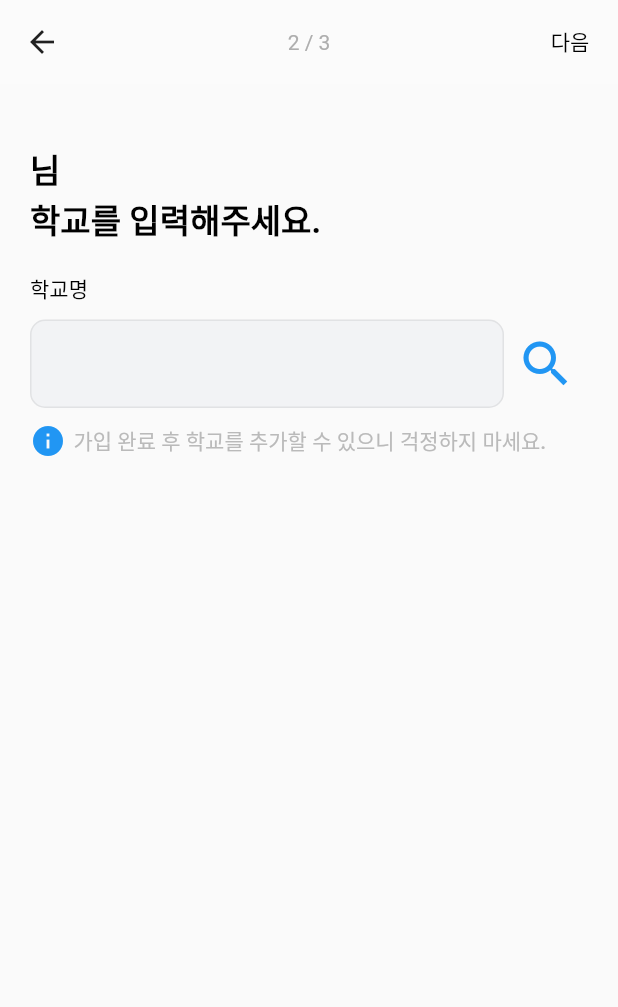
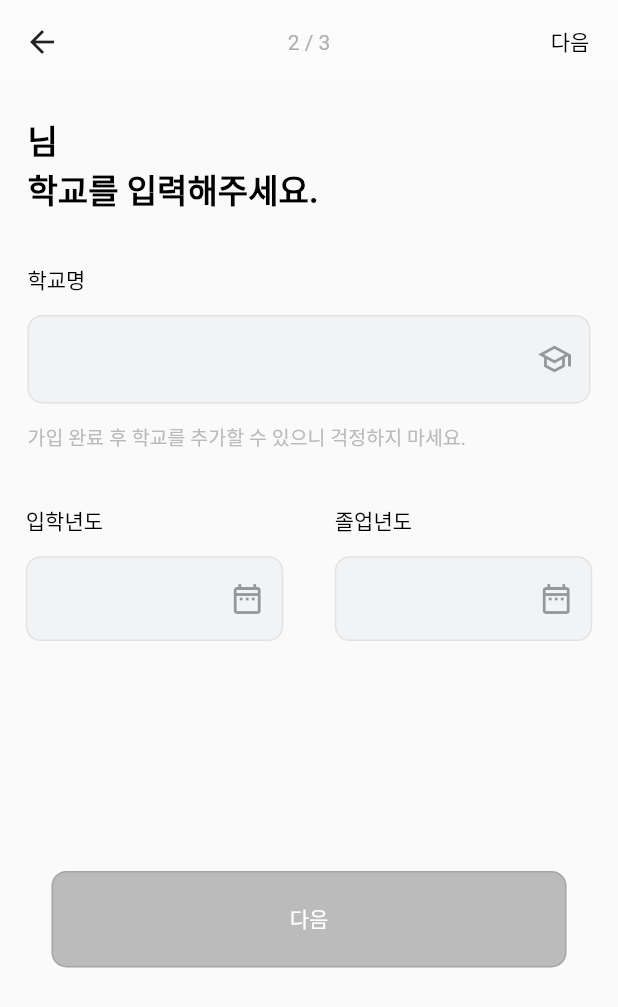
Before and after one commit to BSide-FirstLove/BSide-AfterSchool_FE, a Flutter app: the AddNameScreen screen opened directly with empty values, after a tap on "다음", on a phone screen of 412 x 824 dp. Shown: the top 1007 px of the screen. Run offline on Flutter 3.47's test engine with Material 2 defaults, Android fonts, the phone set to English and light mode, and no system bars; our stand-ins replace flutter_dotenv, shared_preferences; missing offline and left inert: flutter_google_places, google_maps_webservice, kakao_flutter_sdk_user; accounts and stored records are empty; Roboto replaces fonts that are missing (Pretendard).

Commit message:
feat: 이름/학교명,졸업년도 위젯 그리기 완료

```diff
--- a/lib/resources/MyColor.dart
+++ b/lib/resources/MyColor.dart
@@ -3,4 +3,5 @@ import 'package:flutter/material.dart';
 class MyColor {
   static const Color background = Colors.white10;
   static const Color icon = Color(0xFF99A2AD);
+  static const Color buttonGrey = Color(0xFFBBBBBB);
 }
--- a/lib/resources/MyTextStyle.dart
+++ b/lib/resources/MyTextStyle.dart
@@ -12,7 +12,7 @@ class MyTextStyle {
   static const TextStyle bodyTextMedium2 =
     TextStyle(fontWeight: FontWeight.w600, fontSize: 22, color: Color(0xFFFFB038));
   static const TextStyle bodyTextLabel1 =
-    TextStyle(fontSize: 14, color: Color(0xFF000000), fontWeight: FontWeight.w400);
+    TextStyle(fontSize: 14, color: Colors.black, fontWeight: FontWeight.w400);
   static const TextStyle bodyTextAlert =
     TextStyle(fontWeight: FontWeight.w400, color: Color(0xFFBABABA), fontSize: 13);
 }
--- a/lib/resources/Strings.dart
+++ b/lib/resources/Strings.dart
@@ -19,6 +19,9 @@ class Strings {
   static const String addSchoolText2 = "학교를 입력해주세요.";
   static const String addSchoolText3 = "가입 완료 후 학교를 추가할 수 있으니 걱정하지 마세요.";
   static const String addSchoolName = "학교명";
+  static const String addSchoolStartYear = "입학년도";
+  static const String addSchoolEndYear = "졸업년도";
+
   //  Add Info Screen
   static const String addSchoolPage = "3 / 3";
   static const String addInfoText1 = "가입이 완료되었어요!";
--- a/lib/screen/add_name_screen.dart
+++ b/lib/screen/add_name_screen.dart
@@ -1,6 +1,7 @@
 import 'package:after_school/resources/MyColor.dart';
 import 'package:after_school/resources/MyTextStyle.dart';
 import 'package:after_school/resources/Strings.dart';
+import 'package:after_school/util/MyScreenUtil.dart';
 import 'package:flutter/material.dart';
 
 import '../util/MyWidget.dart';
@@ -37,7 +38,7 @@ class AddNameScreen extends StatelessWidget {
         crossAxisAlignment: CrossAxisAlignment.start,
         children: [
           Container(
-              padding: const EdgeInsets.all(Strings.bodyPadding),
+              padding: EdgeInsets.only(left: 16.w, top: 16.h, bottom: 16.h),
               child: Column(
                 crossAxisAlignment: CrossAxisAlignment.start,
                 children: [
@@ -60,12 +61,12 @@ class AddNameScreen extends StatelessWidget {
                 ],
               )),
           Container(
-              padding: EdgeInsets.only(left: Strings.bodyPadding),
+              padding: EdgeInsets.only(left: 16.w),
               child: Column(
                 crossAxisAlignment: CrossAxisAlignment.start,
                 children: [
-                  const Padding(
-                    padding: EdgeInsets.only(top: 10, bottom: 10),
+                  Padding(
+                    padding: EdgeInsets.only(top: 10.h, bottom: 10.h),
                     child: Text(Strings.addNameLabel2),
                   ),
                   Row(
@@ -74,6 +75,9 @@ class AddNameScreen extends StatelessWidget {
                         child: TextField(
                           controller: nameInputController,
                           maxLines: 1,
+                          decoration: InputDecoration(
+                              suffixIcon: Icon(Icons.cancel_outlined)
+                          ),
                         ),
                       ),
                       IconButton(
@@ -85,16 +89,16 @@ class AddNameScreen extends StatelessWidget {
                       )
                     ],
                   ),
-                  const Padding(
-                    padding: EdgeInsets.only(top: 10),
+                  Padding(
+                    padding: EdgeInsets.only(top: 10.h),
                     child: Text(Strings.addNameText3, style: MyTextStyle.bodyTextAlert)
                   )
                 ],
               )),
           Container(
-            padding: const EdgeInsets.only(top: 218),
+            padding: EdgeInsets.only(top: 218.h),
             child: Center(
-              child: myButton(context, 300, 50, Color(0xFFBBBBBB), "다음", _clickNext),
+              child: myButton(300.w, 50.h, MyColor.buttonGrey, "다음", _clickNext),
             ),
             //   OutlinedButton(
             //     style: OutlinedButton.styleFrom(
--- a/lib/screen/add_school_screen.dart
+++ b/lib/screen/add_school_screen.dart
@@ -1,10 +1,13 @@
+import 'package:after_school/resources/MyColor.dart';
 import 'package:after_school/resources/MyTextStyle.dart';
 import 'package:after_school/resources/Strings.dart';
 import 'package:after_school/screen/add_info_screen.dart';
+import 'package:after_school/util/MyWidget.dart';
 import 'package:flutter/material.dart';
 import 'package:flutter_dotenv/flutter_dotenv.dart';
 import 'package:flutter_google_places/flutter_google_places.dart';
 import 'package:google_maps_webservice/places.dart';
+import 'package:after_school/util/MyScreenUtil.dart';
 
 class AddSchoolScreen extends StatefulWidget {
   const AddSchoolScreen({Key? key, required this.nickname}) : super(key: key);
@@ -53,19 +56,55 @@ class _AddSchoolScreenState extends State<AddSchoolScreen> {
       Navigator.push(context, MaterialPageRoute(builder: (_) => const AddInfoScreen()));
     }
 
+    _show(BuildContext context) {
+      showDialog(
+          context: context,
+          builder: (context) {
+            return AlertDialog(
+              // RoundedRectangleBorder - Dialog 화면 모서리 둥글게 조절
+              shape: RoundedRectangleBorder(
+                  borderRadius: BorderRadius.circular(10.0)),
+              //Dialog Main Title
+              title: Column(
+                children: <Widget>[
+                  Text("asdf"),
+                ],
+              ),
+              //
+              content: Column(
+                mainAxisSize: MainAxisSize.min,
+                crossAxisAlignment: CrossAxisAlignment.start,
+                children: <Widget>[
+                  Text("Asdf"),
+                ],
+              ),
+              actions: <Widget>[
+                new FlatButton(
+                  child: new Text("확인"),
+                  onPressed: () {
+                    Navigator.pop(context);
+                  },
+                ),
+              ],
+            );
+          }
+      );
+
+    }
+
     return Scaffold(
+      resizeToAvoidBottomInset: false,
       appBar: AppBar(
         title: const Text(Strings.addNamePage),
         actions: [
           TextButton(onPressed: _clickNext, child: Text("다음", style: TextStyle(color: Colors.black)))
         ],
       ),
-      body: SingleChildScrollView(
-        child: Column(
+      body: Column(
         crossAxisAlignment: CrossAxisAlignment.start,
         children: [
           Container(
-                padding: EdgeInsets.fromLTRB(20, 40, 20, 20),
+              padding: EdgeInsets.only(left: 16.w, top: 16.h, bottom: 16.h),
               child: Column(
                 crossAxisAlignment: CrossAxisAlignment.start,
                 children: [
@@ -89,61 +128,87 @@ class _AddSchoolScreenState extends State<AddSchoolScreen> {
               )
           ),
           Container(
-                padding: EdgeInsets.only(left: 20, right: 20),
+              padding: EdgeInsets.only(left: 16.w, right: 16.w),
               child: Column(
                 crossAxisAlignment: CrossAxisAlignment.start,
                 children: [
-                    Text(Strings.addSchoolName, style: MyTextStyle.bodyTextLabel1),
-                    const SizedBox(height: 10),
-                    Row(
-                      children: [
-                        Flexible(
+                  Padding(
+                    padding: EdgeInsets.only(top: 10.h, bottom: 10.h),
+                    child: Text(Strings.addSchoolName, style: MyTextStyle.bodyTextLabel1),
+                  ),
+                  InkWell(
+                    onTap: _autoSearch,
                     child: TextField(
                       controller: nameInputController,
                       maxLines: 1,
-                            // decoration: InputDecoration(
-                            //     hintText: Strings.addSchoolHint1),
+                      enabled: false,
+                      decoration: InputDecoration(
+                        // hintText: Strings.addSchoolHint1
+                          suffixIcon: Icon(Icons.school_outlined)
                       ),
                     ),
-                        IconButton(
-                          iconSize: 40,
-                          onPressed: () => _autoSearch(),
-                          icon: Icon(Icons.search, color: Colors.blue),
+                  ),
+                  Padding(
+                      padding: EdgeInsets.only(top: 10.h, bottom: 28.h),
+                      child: Text(Strings.addSchoolText3, style: MyTextStyle.bodyTextAlert)
                   ),
                 ],
+              )
           ),
-                    const SizedBox(height: 10),
-                    Row(
+          Container(
+            child: Row(
+              mainAxisAlignment: MainAxisAlignment.spaceAround,
               children: [
-                        Icon(Icons.info, color: Colors.blue),
-                        SizedBox(width: 5),
-                        Text(Strings.addSchoolText3, style: TextStyle(color: Color(0xFFBABABA), fontWeight: FontWeight.w500))
+                Column(
+                  crossAxisAlignment: CrossAxisAlignment.start,
+                  children: [
+                    Text(Strings.addSchoolStartYear, style: MyTextStyle.bodyTextLabel1),
+                    SizedBox(height: 10.h),
+                    SizedBox(
+                      width: 150.w,
+                      height: 44.h,
+                      child: InkWell(
+                        onTap: (){},
+                        child: TextField(
+                          enabled: false,
+                          decoration: InputDecoration(
+                              suffixIcon: Icon(Icons.date_range_outlined)
+                          ),
+                        ),
+                      )
+                    )
+                  ],
+                ),
+                Column(
+                  crossAxisAlignment: CrossAxisAlignment.start,
+                  children: [
+                    Text(Strings.addSchoolEndYear, style: MyTextStyle.bodyTextLabel1),
+                    SizedBox(height: 10.h),
+                    SizedBox(
+                      width: 150.w,
+                      height: 44.h,
+                        child: InkWell(
+                          onTap: () => myShowDialog2(context),
+                          child: TextField(
+                            enabled: false,
+                            decoration: InputDecoration(
+                                suffixIcon: Icon(Icons.date_range_outlined)
+                            ),
+                          ),
+                        )
+                    )
                   ],
                 )
               ],
+            ),
+          ),
+          Container(
+            padding: EdgeInsets.only(top: 119.h),
+            child: Center(
+              child: myButton(300.w, 50.h, MyColor.buttonGrey, "다음", _clickNext),
+            ),
           )
-            ),
-            // Container(
-            //   padding: EdgeInsets.only(top: 50),
-            //   child:
-            //   ElevatedButton(
-            //       style: ButtonStyle(
-            //         backgroundColor: MaterialStateProperty.all(Colors.white10),
-            //         shape: MaterialStateProperty.all(RoundedRectangleBorder(borderRadius: BorderRadius.circular(30.0))),
-            //       ),
-            //       // minWidth: 300,
-            //       // height: 50,
-            //       // color: Colors.white10,
-            //       onPressed: _clickNext,
-            //       child: SizedBox(
-            //         width: 300,
-            //         height: 50,
-            //         child: Text("다음"),
-            //       )
-            //   ),
-            // )
         ],
-        ),
       ),
     );
   }
--- a/lib/screen/login_screen.dart
+++ b/lib/screen/login_screen.dart
@@ -94,11 +94,6 @@ class _LoginScreenState extends State<LoginScreen> {
 
   @override
   Widget build(BuildContext context) {
-    double devicePixelRatio = MediaQuery.of(context).devicePixelRatio;
-    print(21.w);
-    print(21.h);
-    print(21.sp);
-
     return Scaffold(
         body: Stack(
           children: [
--- a/lib/util/MyScreenUtil.dart
+++ b/lib/util/MyScreenUtil.dart
@@ -5,7 +5,7 @@ import 'package:flutter/material.dart';
 //  Device 기기에 따른 크기 통일
 class MyScreenUtil {
   static const Size defaultSize = Size(360, 640);
-  static late final MyScreenUtil _instance;
+  static late MyScreenUtil _instance;
 
   // late BuildContext context;
   late Size uiSize;
```
Also changed, not shown: lib/util/MyWidget.dart (+61 -10 lines). Lines whose indentation alone changed are shown as unchanged.
